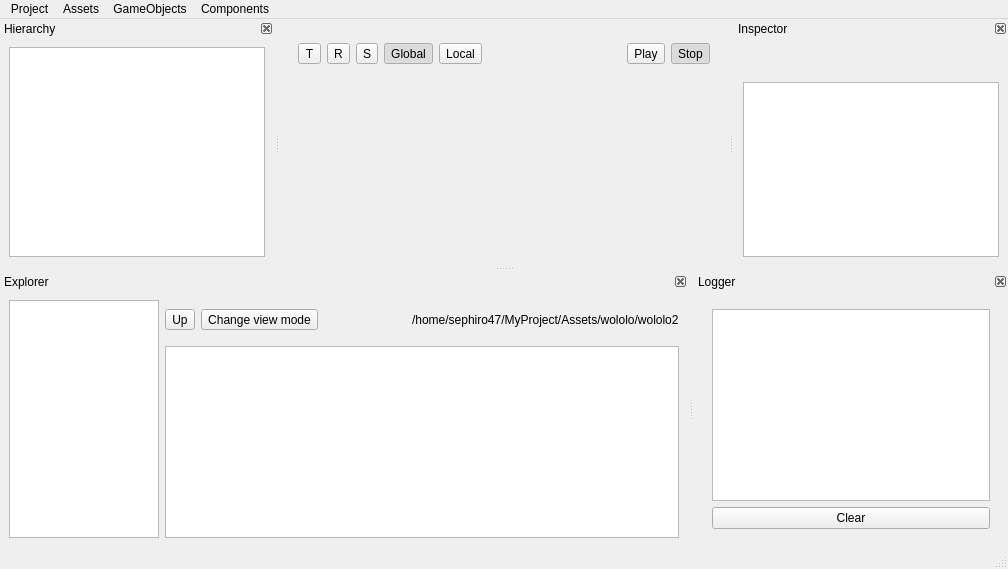
This is EngineAssets/EditorWindow.ui in Bang3DEngine/OldBang as Qt 5 draws it before an edit. The edited form follows.
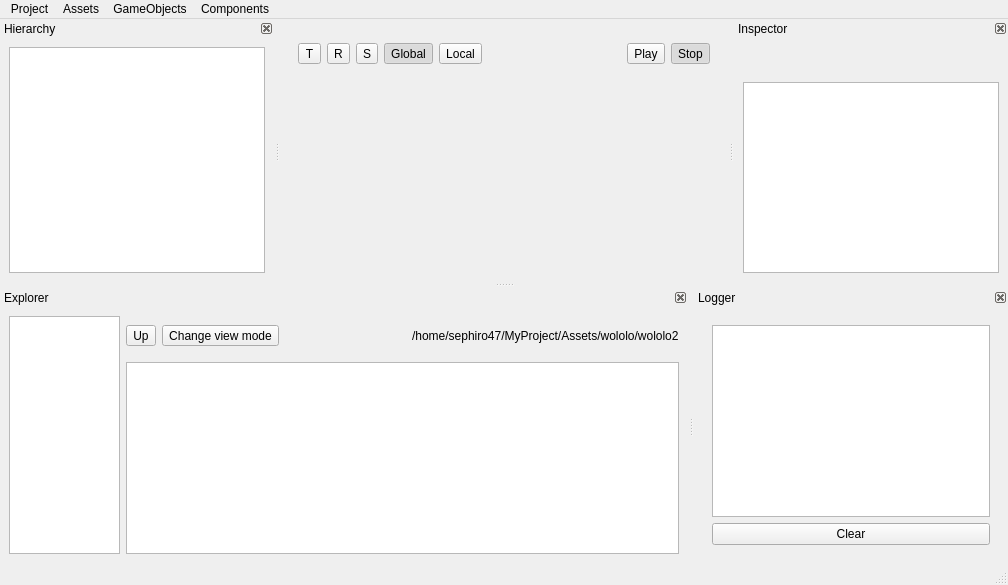
This is the edited form. Icons and pictures are not drawn. Custom widgets are drawn as their Qt base class.

Diff of the .ui file:
```diff
--- a/EngineAssets/EditorWindow.ui
+++ b/EngineAssets/EditorWindow.ui
@@ -10,7 +10,7 @@
     <x>0</x>
     <y>0</y>
     <width>1008</width>
-    <height>569</height>
+    <height>585</height>
    </rect>
   </property>
   <property name="mouseTracking">
@@ -26,6 +26,15 @@
    <iconset resource="QtResources.qrc">
     <normaloff>:/Bang/BangLogo.png</normaloff>:/Bang/BangLogo.png</iconset>
   </property>
+  <property name="autoFillBackground">
+   <bool>true</bool>
+  </property>
+  <property name="styleSheet">
+   <string notr="true"> </string>
+  </property>
+  <property name="dockNestingEnabled">
+   <bool>true</bool>
+  </property>
   <widget class="QWidget" name="centralwidget">
    <layout class="QVBoxLayout" name="verticalLayout">
     <item>
@@ -472,9 +481,9 @@
     <number>8</number>
    </attribute>
    <widget class="QWidget" name="dockWidgetContents_5">
-    <layout class="QVBoxLayout" name="verticalLayout_10" stretch="1">
+    <layout class="QVBoxLayout" name="verticalLayout_10" stretch="0">
      <item>
-      <layout class="QHBoxLayout" name="horizontalLayout_3" stretch="0,5">
+      <layout class="QHBoxLayout" name="horizontalLayout_3" stretch="2,10">
        <item>
         <widget class="ExplorerDirTree" name="widgetTreeExplorerDirTree">
          <property name="maximumSize">
@@ -489,12 +498,30 @@
          <property name="showDropIndicator" stdset="0">
           <bool>true</bool>
          </property>
+         <property name="textElideMode">
+          <enum>Qt::ElideLeft</enum>
+         </property>
+         <property name="indentation">
+          <number>5</number>
+         </property>
+         <property name="uniformRowHeights">
+          <bool>false</bool>
+         </property>
          <property name="sortingEnabled">
           <bool>true</bool>
          </property>
          <property name="allColumnsShowFocus">
           <bool>true</bool>
          </property>
+         <property name="headerHidden">
+          <bool>false</bool>
+         </property>
+         <attribute name="headerDefaultSectionSize">
+          <number>20</number>
+         </attribute>
+         <attribute name="headerMinimumSectionSize">
+          <number>20</number>
+         </attribute>
         </widget>
        </item>
        <item>
```
Left out of the diff: 11 changed lines with no effect on the pictures.
